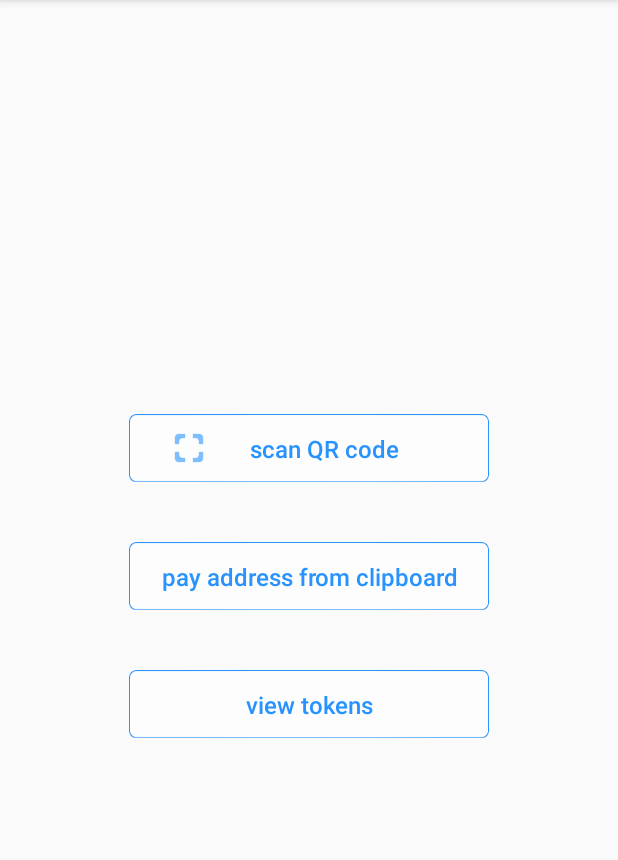
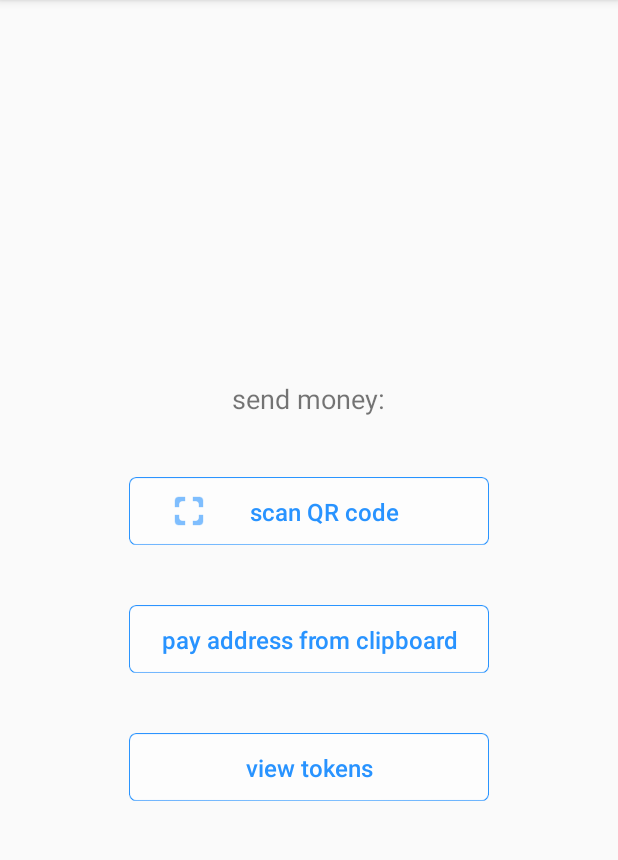
Before and after one commit to pokkst/pokket, an Android app: the fragment SendHomeFragment shown on its own in the app's theme, on a phone screen of 412 x 824 dp, the part 84-944 px from its top. Run offline under Robolectric (Android 15) with nearby library versions, the phone set to English and light mode, and no system bars; libraries missing offline, so code that uses them is left out: org.bitcoinj.core.

Commit message:
Add "send money:" label

```diff
--- a/app/src/main/res/layout/fragment_send_home.xml
+++ b/app/src/main/res/layout/fragment_send_home.xml
@@ -12,6 +12,15 @@
         android:layout_height="match_parent"
         android:orientation="vertical"
         android:gravity="center">
+        <TextView
+            android:id="@+id/main_text_receive_money"
+            android:layout_width="wrap_content"
+            android:layout_marginTop="20dp"
+            android:layout_height="wrap_content"
+            android:layout_gravity="center"
+            android:text="@string/send_money"
+            android:textSize="@dimen/text_size"
+            android:layout_marginBottom="40dp" />
         <Button
             android:id="@+id/scan_qr_code_button"
             android:layout_width="240dp"
```
